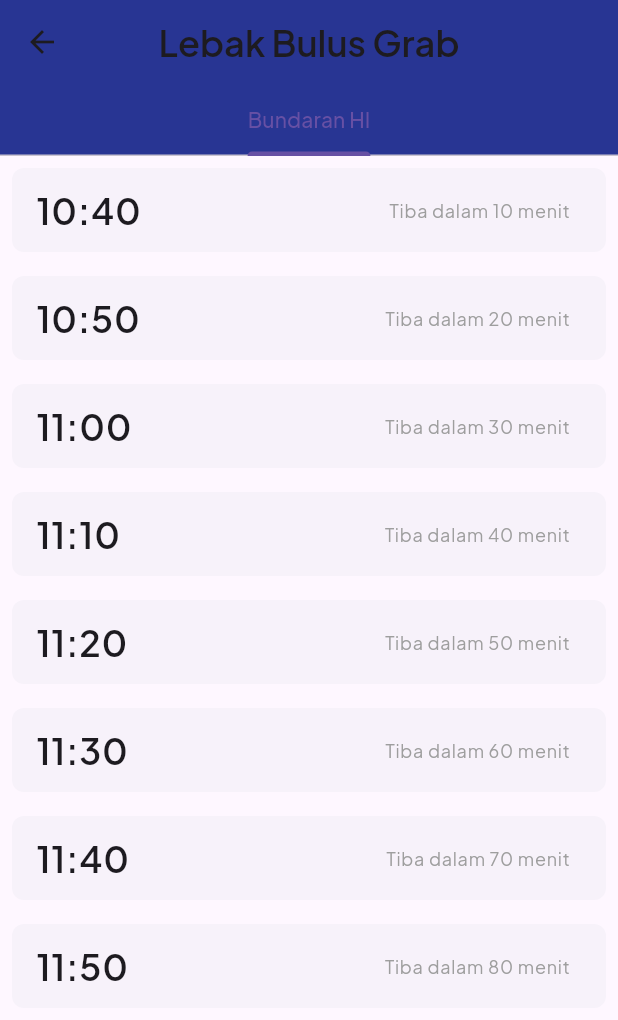
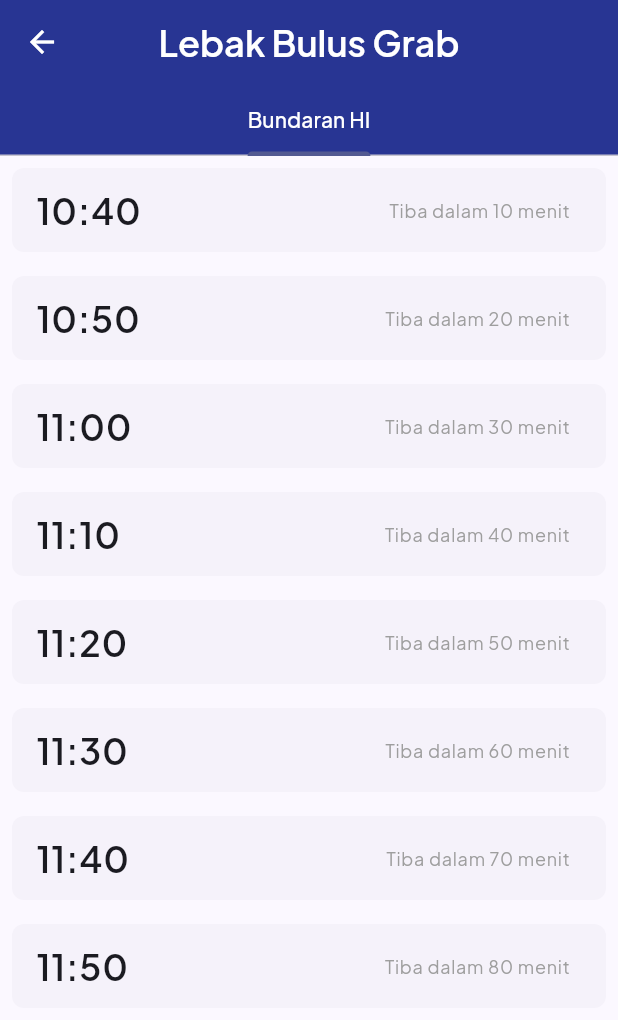
Before and after one commit to dienoov/kaerel, a Flutter app: the screen it shows after launch, after a tap on an icon or button, on a phone screen of 412 x 824 dp. Shown: the top 1020 px of the screen. Run offline on Flutter 3.47's test engine with Material 3 defaults, Android fonts, the phone set to English and light mode, and no system bars.

Commit message:
Fix theme

```diff
--- a/lib/home_page.dart
+++ b/lib/home_page.dart
@@ -33,6 +33,7 @@ class _MyHomePageState extends State<HomePage> {
             style: TextStyle(
               fontSize: 32.0,
               fontWeight: FontWeight.bold,
+              color: Colors.white,
             )),
         backgroundColor: Colors.indigo[800],
         shadowColor: Colors.transparent,
@@ -41,7 +42,8 @@ class _MyHomePageState extends State<HomePage> {
         children: [
           Container(
             color: Colors.indigo[800],
-            padding: const EdgeInsets.all(16.0),
+            padding: const EdgeInsets.only(
+                left: 16.0, right: 16.0, bottom: 16.0, top: 8.0),
             width: double.infinity,
             child: SearchBar(
               hintText: 'Cari stasiun keberangkatan...',
@@ -49,6 +51,7 @@ class _MyHomePageState extends State<HomePage> {
               onChanged: filterStations,
               padding: const MaterialStatePropertyAll<EdgeInsets>(
                   EdgeInsets.symmetric(horizontal: 16.0)),
+              backgroundColor: MaterialStateProperty.all<Color>(Colors.white),
             ),
           ),
           const SizedBox(height: 16.0),
--- a/lib/main.dart
+++ b/lib/main.dart
@@ -11,7 +11,7 @@ class MyApp extends StatelessWidget {
     return MaterialApp(
       theme: ThemeData(
         fontFamily: 'Plus Jakarta Sans',
-        primarySwatch: Colors.indigo,
+        colorSchemeSeed: Colors.indigo[800],
       ),
       home: HomePage(),
       title: 'MRT Jakarta',
--- a/lib/schedule_page.dart
+++ b/lib/schedule_page.dart
@@ -17,9 +17,13 @@ class SchedulePage extends StatelessWidget {
       child: Scaffold(
         appBar: AppBar(
           title: Text(station.name,
-              style:
-                  const TextStyle(fontSize: 24.0, fontWeight: FontWeight.w600)),
+              style: const TextStyle(
+                  fontSize: 24.0,
+                  fontWeight: FontWeight.w600,
+                  color: Colors.white)),
           bottom: TabBar(
+            labelColor: Colors.white,
+            unselectedLabelColor: Colors.indigo[200],
             tabs: [
               if (showBundaranHITab) const Tab(text: 'Bundaran HI'),
               if (showLebakBulusGrabTab) const Tab(text: 'Lebak Bulus Grab'),
@@ -27,6 +31,7 @@ class SchedulePage extends StatelessWidget {
           ),
           backgroundColor: Colors.indigo[800],
           centerTitle: true,
+          iconTheme: const IconThemeData(color: Colors.white),
         ),
         body: TabBarView(
           children: [
```
